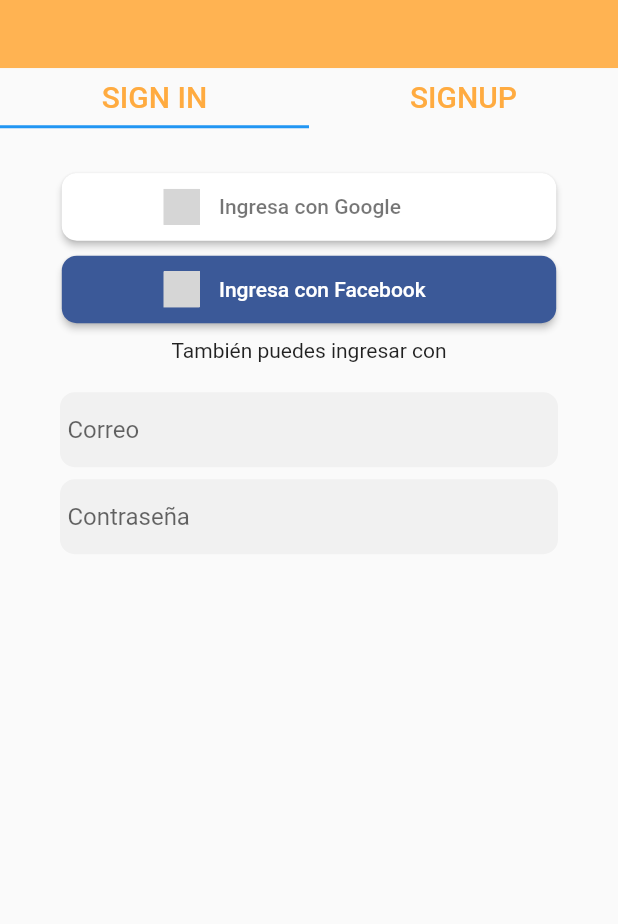
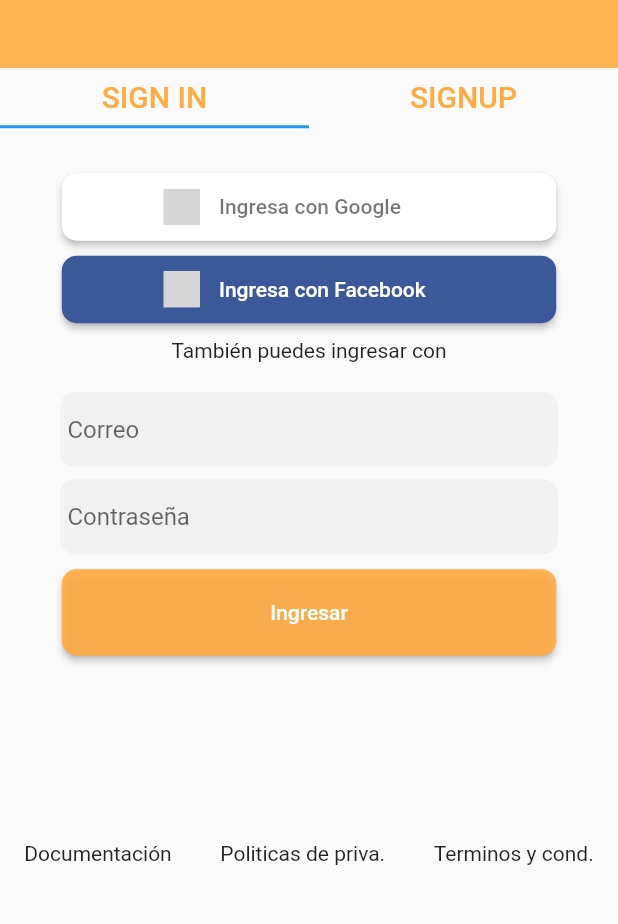
Before and after one commit to RafaelLindarte/pastorApp, a Flutter app: the screen it shows after launch, on a phone screen of 412 x 824 dp, the part 179-1103 px from its top. Run offline on Flutter 3.47's test engine with Material 2 defaults, Android fonts, the phone set to English and light mode, and no system bars; our stand-ins replace cloud_firestore, firebase_auth, firebase_core, firebase_messaging, flutter_signin_button, fluttertoast and 1 more; accounts and stored records are empty; grey boxes are pictures that could not be loaded.

Commit message:
page login finalizada

```diff
--- a/lib/main.dart
+++ b/lib/main.dart
@@ -31,6 +31,7 @@
           ChangeNotifierProvider (create: (context) =>NotificationProvider(),)
         ],
       child: MaterialApp(
+        debugShowCheckedModeBanner: false,
         title: 'Material App',
         initialRoute: '/',
         routes:{
--- a/lib/src/pages/login.dart
+++ b/lib/src/pages/login.dart
@@ -81,7 +81,11 @@
         Container(
           child: Text('También puedes ingresar con'),
         ),
-        _inputs()
+        _inputs(),
+        SizedBox(height: 10.0),
+        _button(context),
+        SizedBox(height: MediaQuery.of(context).size.height*0.15),
+        _footer()
       ],
     );
   }
@@ -134,12 +138,38 @@
           decoration: themeData.decorationInputs(),
           margin: EdgeInsets.symmetric(horizontal: 40),
           child: TextField(
-
-
             decoration: themeData.inputDecoration(' Contraseña'),
           ),
         ),
 
       ],);
   }
+Widget _button(BuildContext context){
+   final size = MediaQuery.of(context).size;
+    return Container(
+      width: size.width * 0.8,
+      height: size.height*0.07,
+      child: ElevatedButton(
+        style: ElevatedButton.styleFrom(
+          shape:  themeData.shape(),
+          primary: Colors.orangeAccent.withOpacity(0.9),
+        ),
+        onPressed: (){},
+        child: Text('Ingresar')
+
+        ),
+    );
 }
+
+Widget _footer(){
+
+  return Row(
+    mainAxisAlignment: MainAxisAlignment.spaceAround,
+    children: [
+
+    Text('Documentación'),
+    Text('Politicas de priva.'),
+    Text('Terminos y cond.')
+  ],);
+}
+}
```
